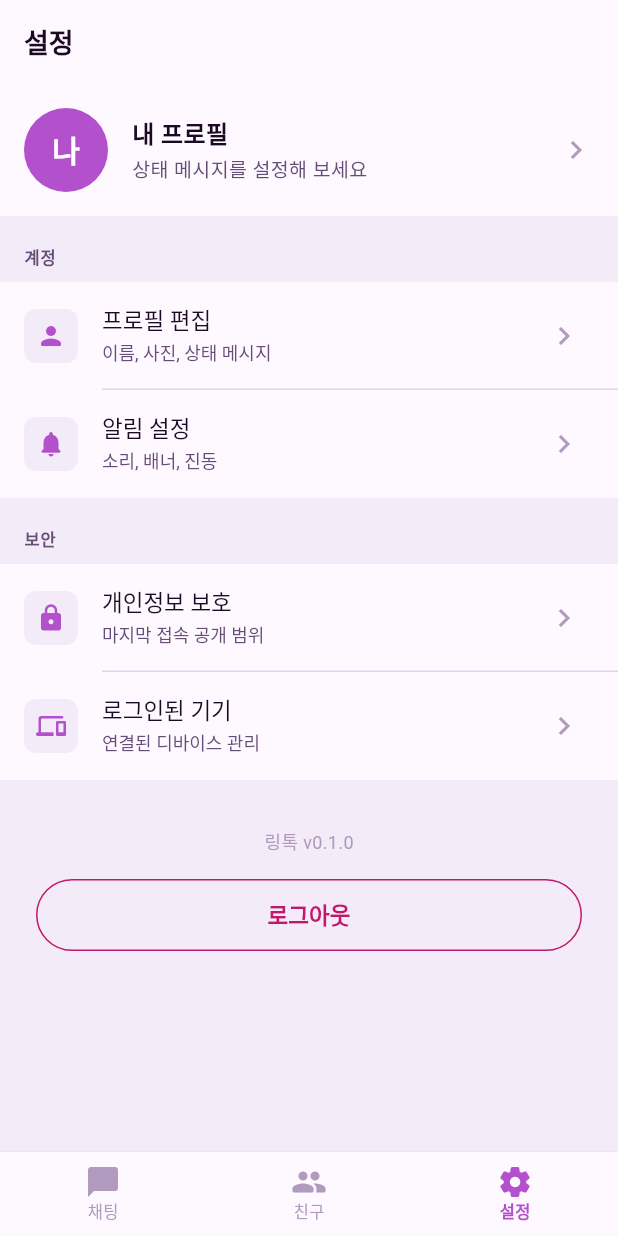
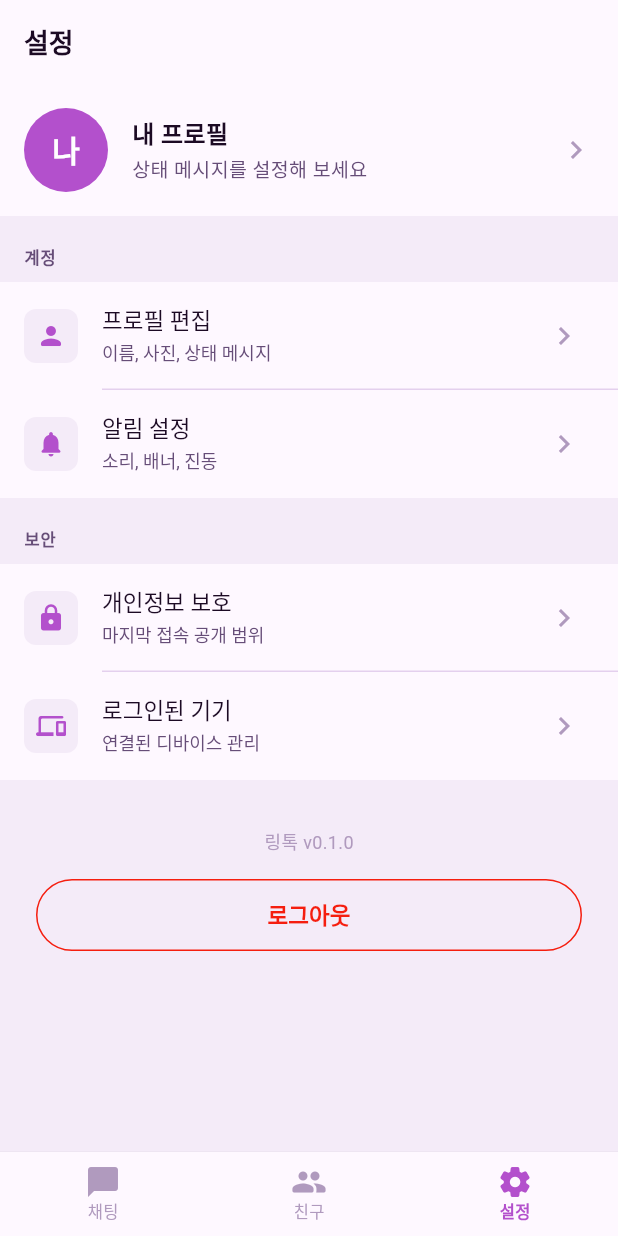
Before and after one commit to zyansuh/ringtalk, a Flutter app: the SettingsScreen screen opened by its route, on a phone screen of 412 x 824 dp. Run offline on Flutter 3.47's test engine with Material 3 defaults, Android fonts, the phone set to English and light mode, and no system bars; our stand-ins replace dio, flutter_riverpod, flutter_secure_storage, go_router; accounts and stored records are empty.

Commit message:
design: warning 개나리 옐로, error 포르쉐 레드로 교체
[Warning — 개나리 옐로 계열]
  warning      #FFEF40  개나리 기준색
  warningLight #FFF479  연한 노랑 (배경·뱃지)
  warningDark  #C8B800  진한 노랑 (라이트 배경 위 텍스트·아이콘)
  away = #FFEF40 (= warning)

[Error — 포르쉐 레드 계열]
  error      #F51E0F  포르쉐 레드 기준색
  errorLight #F86257  연한 레드 (에러 배경·토스트)
  errorDark  #DD1B0E  진한 레드 (pressed·강조)

[Background/Primary — 기존 보라 유지]

```diff
--- a/apps/app/lib/core/theme/app_colors.dart
+++ b/apps/app/lib/core/theme/app_colors.dart
@@ -1,85 +1,86 @@
 import 'package:flutter/material.dart';
 
 // ══════════════════════════════════════════════════════════════════
-//  링톡 컬러 시스템 — 완전 라벤더·보라 유니버스
+//  링톡 컬러 시스템
 //
-//  기준축: HSL 289° (Primary #B350CC)
-//  원칙  : 파일 안 모든 색상이 보라(289°) 계열 DNA를 보유
-//          순수 빨강·주황·초록·파랑·무채색 완전 배제
+//  배경/Primary : 보라·라벤더 유니버스 (#B350CC 기준축 HSL 289°)
+//  Warning      : 개나리 옐로 계열  (#FFEF40 ~)  — 쨍한 신호 노랑
+//  Error        : 포르쉐 레드 계열  (#F51E0F ~)  — 강렬한 액션 레드
+//  Success      : 스틸 블루        (#2680A8)     — 차분한 완료감
+//  Info         : 인디고 퍼플      (#7C4DBA)     — 브랜드 계열 안내
 //
-//  ┌─────────────────────────────────────────────────────────────┐
-//  │  전체 색조 분포 (Hue 기준)                                   │
-//  │                                                             │
-//  │  270° ── 289° ── 310° ── 330°                               │
-//  │  인디고  보라(기준) 오키드  로즈마젠타                         │
-//  │   info  primary  warning  error                             │
-//  │                                                             │
-//  │  success = 205° (스틸블루) ← 보라의 쿨 보색, 유일한 예외지만  │
-//  │  "차갑고 차분한 느낌"으로 메신저 '전송 완료'에 적합           │
-//  └─────────────────────────────────────────────────────────────┘
+//  ┌──────────────────────────────────────────────────────────────┐
+//  │  Semantic 색상 팔레트                                         │
+//  │                                                              │
+//  │  🟣 Primary   #B350CC  보라      — 브랜드, 활성              │
+//  │  🟡 Warning   #FFEF40  개나리    — 주의, 자리비움             │
+//  │  🔴 Error     #F51E0F  포르쉐레드 — 오류, 위험               │
+//  │  🔵 Success   #2680A8  스틸블루  — 성공, 온라인              │
+//  │  💜 Info      #7C4DBA  인디고    — 정보, 안내                │
+//  └──────────────────────────────────────────────────────────────┘
 // ══════════════════════════════════════════════════════════════════
 abstract class AppColors {
 
-  // ─── Primary (HSL 289°) ─────────────────────────────────────────────────────
+  // ─── Primary (HSL 289° 보라) ────────────────────────────────────────────────
   static const primary        = Color(0xFFB350CC); // H:289 S:61% L:56% — 브랜드, CTA
   static const primaryHover   = Color(0xFFBD66D2); // H:289 S:51% L:61% — hover·ripple
   static const primaryDark    = Color(0xFF9A3DB0); // H:289 S:48% L:46% — pressed
   static const primaryDeep    = Color(0xFF7B2D9C); // H:289 S:55% L:39% — 강조 포인트
   static const primarySurface = Color(0xFFF3E0FA); // H:289 S:70% L:93% — 뱃지·선택 배경
 
-  // ─── Background (라벤더 스케일) ───────────────────────────────────────────────
-  //  모든 배경에 보라 색조가 살아있어 어디를 봐도 보라 세계관 유지
+  // ─── Background (라벤더 스케일 — 유지) ──────────────────────────────────────
   static const bgDefault = Color(0xFFF6E9F9); // H:289 S:60% L:95% — 기본 스캐폴드
   static const bgDeep    = Color(0xFFECD3F2); // H:289 S:50% L:89% — 섹션 구분·그라데이션 끝
-  static const bgTinted  = Color(0xFFFEF8FF); // H:289 S:100% L:99.5% — "흰색" 대체 (보라 틴트)
+  static const bgTinted  = Color(0xFFFEF8FF); // H:289 S:100% L:99.5% — 보라 틴트 화이트
 
-  // ─── Surface / Container (보라 틴트 화이트) ────────────────────────────────────
-  //  순수 흰색 #FFFFFF 완전 배제 → 모든 surface에 미세 보라 틴트 적용
+  // ─── Surface / Container (보라 틴트 화이트 — 유지) ──────────────────────────
   static const surfaceDefault = Color(0xFFFEF8FF); // = bgTinted — 카드·리스트 아이템
   static const surfaceSubtle  = Color(0xFFF4EBF8); // H:289 S:45% L:95.5% — 입력 필드·태그
   static const surfaceOverlay = Color(0xFFE8D4F0); // H:289 S:40% L:89% — hover·오버레이
 
-  // ─── Text (보라-차콜 스케일) ──────────────────────────────────────────────────
-  //  무채색 회색 대신 보라 색조를 품은 차콜~라이트그레이 사용
+  // ─── Text (보라-차콜 스케일 — 유지) ─────────────────────────────────────────
   static const textPrimary   = Color(0xFF1C0A24); // H:289 S:60% L:9%  — 헤더·중요 텍스트
   static const textSecondary = Color(0xFF664D78); // H:289 S:23% L:39% — 본문·라벨
   static const textDisabled  = Color(0xFFB09ABE); // H:289 S:18% L:68% — 플레이스홀더·비활성
   static const textOnPrimary = Color(0xFFFFFFFF); // Primary 위 텍스트
 
-  // ─── Border / Divider (보라 스케일) ──────────────────────────────────────────
+  // ─── Border / Divider (보라 스케일 — 유지) ──────────────────────────────────
   static const borderDefault = Color(0xFFCAAAD8); // H:289 S:30% L:75% — 입력 테두리
   static const borderSubtle  = Color(0xFFE4D0EE); // H:289 S:35% L:88% — 구분선·카드 테두리
 
-  // ─── Chat Bubble ─────────────────────────────────────────────────────────────
+  // ─── Chat Bubble (유지) ──────────────────────────────────────────────────────
   static const bubbleMine       = Color(0xFFB350CC); // = primary
   static const bubbleMineText   = Color(0xFFFFFFFF);
-  static const bubbleOther      = Color(0xFFFEF8FF); // = bgTinted (보라 틴트 화이트)
+  static const bubbleOther      = Color(0xFFFEF8FF); // 보라 틴트 화이트
   static const bubbleOtherText  = Color(0xFF1C0A24);
   static const bubbleSystem     = Color(0xFFEDE0F2); // 라벤더
   static const bubbleSystemText = Color(0xFF664D78);
 
-  // ─── Semantic (기능 색상 — 보라 유니버스 유지) ─────────────────────────────────
-  //
-  //  [기존]  error #D03060(크림슨), warning #C07D10(앰버), success #2D9B68(초록)
-  //          → 보라와 무관한 색상들이 파일 안에서 이질감 유발
-  //
-  //  [변경]  모든 Semantic을 289° 인접 Hue 대역(270°~330°)으로 이동
-  //          유일한 예외: success → 스틸 블루(205°) — 차분한 완료감에 최적
-  //
-  //  Error   H:328° 마젠타 크림슨 — 보라+핑크 = 뚜렷한 위험, 보라 계열
-  static const error   = Color(0xFFC2186A); // H:328 S:78% L:43% — 마젠타 로즈
+  // ─── Error — 포르쉐 레드 계열 ────────────────────────────────────────────────
+  //  쨍하고 강렬한 액션 레드. 오류·실패·위험 상황에서 즉각적인 인지 유도.
+  //  #F51E0F (기준) → 밝은 톤 #F86257 ~ 어두운 톤 #DD1B0E
+  static const error      = Color(0xFFF51E0F); // 포르쉐 레드 (기준)
+  static const errorLight = Color(0xFFF86257); // 연한 레드 — 에러 배경·토스트 배경
+  static const errorDark  = Color(0xFFDD1B0E); // 진한 레드 — pressed·강조
 
-  //  Warning H:292° 다크 오키드  — 보라보다 어둡고 채도 낮아 '주의' 느낌
-  static const warning = Color(0xFF9C4DAA); // H:292 S:38% L:49% — 다크 오키드
+  // ─── Warning — 개나리 옐로 계열 ──────────────────────────────────────────────
+  //  쨍한 개나리 노랑. 주의·경고 상황에서 시선을 잡아끄는 신호색.
+  //  #FFEF40 (기준) → 밝은 톤 #FFF479 ~ 어두운 톤 #C8B800
+  //  주의: 매우 밝아 라이트 배경 위 텍스트로 쓸 때는 warningDark 사용
+  static const warning      = Color(0xFFFFEF40); // 개나리 옐로 (기준)
+  static const warningLight = Color(0xFFFFF479); // 연한 노랑 — 경고 배경·뱃지
+  static const warningDark  = Color(0xFFC8B800); // 진한 노랑 — 라이트 배경 위 텍스트·아이콘
 
-  //  Success H:205° 스틸 블루   — 보라의 차가운 보색 형제, '완료·안정'
-  static const success = Color(0xFF2680A8); // H:205 S:63% L:40% — 스틸 블루
+  // ─── Success — 스틸 블루 ─────────────────────────────────────────────────────
+  //  차분하고 안정적인 완료감. 보라의 쿨한 보색 형제.
+  static const success = Color(0xFF2680A8); // 스틸 블루 — 성공, 전송 완료
 
-  //  Info    H:270° 인디고 퍼플  — 브랜드(289°) 직접 파생, 순수 정보
-  static const info    = Color(0xFF7C4DBA); // H:270 S:44% L:52% — 인디고 바이올렛
+  // ─── Info — 인디고 퍼플 ──────────────────────────────────────────────────────
+  //  브랜드(Primary) 직접 파생. 정보성 안내에 사용.
+  static const info = Color(0xFF7C4DBA); // 인디고 바이올렛 — 정보, 안내
 
   // ─── Presence / Online Status ────────────────────────────────────────────────
-  static const online  = Color(0xFF2680A8); // = success (스틸 블루 — 차분한 온라인)
-  static const offline = Color(0xFF9E8AAB); // H:289 S:13% L:60% — 퍼플-그레이 (오프라인)
-  static const away    = Color(0xFF9C4DAA); // = warning (다크 오키드 — 자리 비움)
+  static const online  = Color(0xFF2680A8); // = success (스틸 블루)
+  static const offline = Color(0xFF9E8AAB); // 퍼플-그레이
+  static const away    = Color(0xFFFFEF40); // = warning (개나리 옐로 — 자리 비움)
 }
```
Also changed, not shown: 1 other file.
